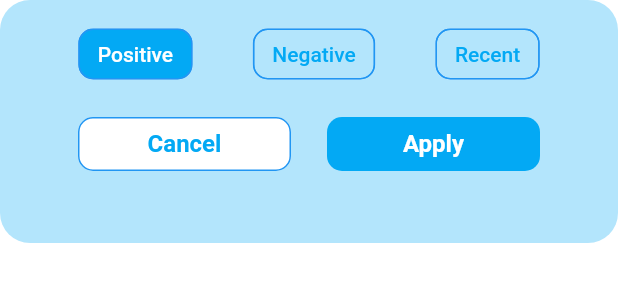
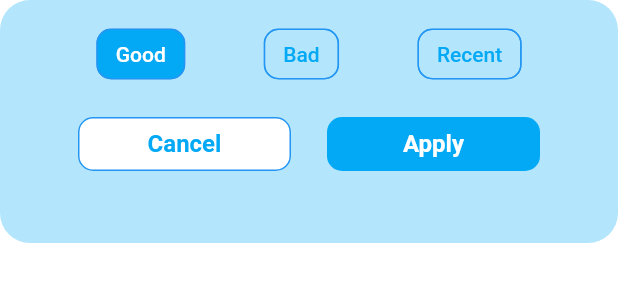
Before and after one commit to Innove-Gen-AI/innove_gen_ai_frontend, a Flutter app: the MyFilterCard widget shown alone on an empty page, opened directly, on a phone screen of 412 x 824 dp. Shown: the top 300 px of the screen. Run offline on Flutter 3.47's test engine with Material 2 defaults, Android fonts, the phone set to English and light mode, and no system bars; missing offline and left inert: easy_autocomplete; network calls fail.

Commit message:
minor tweaks

```diff
--- a/lib/views/product_review_summary_view.dart
+++ b/lib/views/product_review_summary_view.dart
@@ -114,7 +114,7 @@ class _ProductSummaryState extends State<ProductSummary> with DecorationUtil {
               showModalBottomSheet(
                 context: context,
                 backgroundColor: Colors.transparent,
-                builder: (context) => MyFilterCard(),
+                builder: (context) => const MyFilterCard(),
               );
             },
             backgroundColor: Colors.lightBlueAccent.shade200,
--- a/lib/widgets/filter_card.dart
+++ b/lib/widgets/filter_card.dart
@@ -20,8 +20,6 @@ class _MyFilterCardState extends State<MyFilterCard> {
   void updateFilterProvider(){
     Provider.of<FilterInfo>(context, listen: false).updateFilters(filters.toList());
   }
-
-
 
   // _value options
   // 0 = Positive
@@ -78,7 +76,7 @@ class _MyFilterCardState extends State<MyFilterCard> {
                     );
                   } else {
                     return ChoiceChip(
-                      label: Text(option.value.name),
+                      label: (option.value == FilterOptions.Positive)? const Text('Good'): const Text('Bad'),
                       selected: _value == option.key,
                       labelStyle: TextStyle(
                           color: _value == option.key
```
